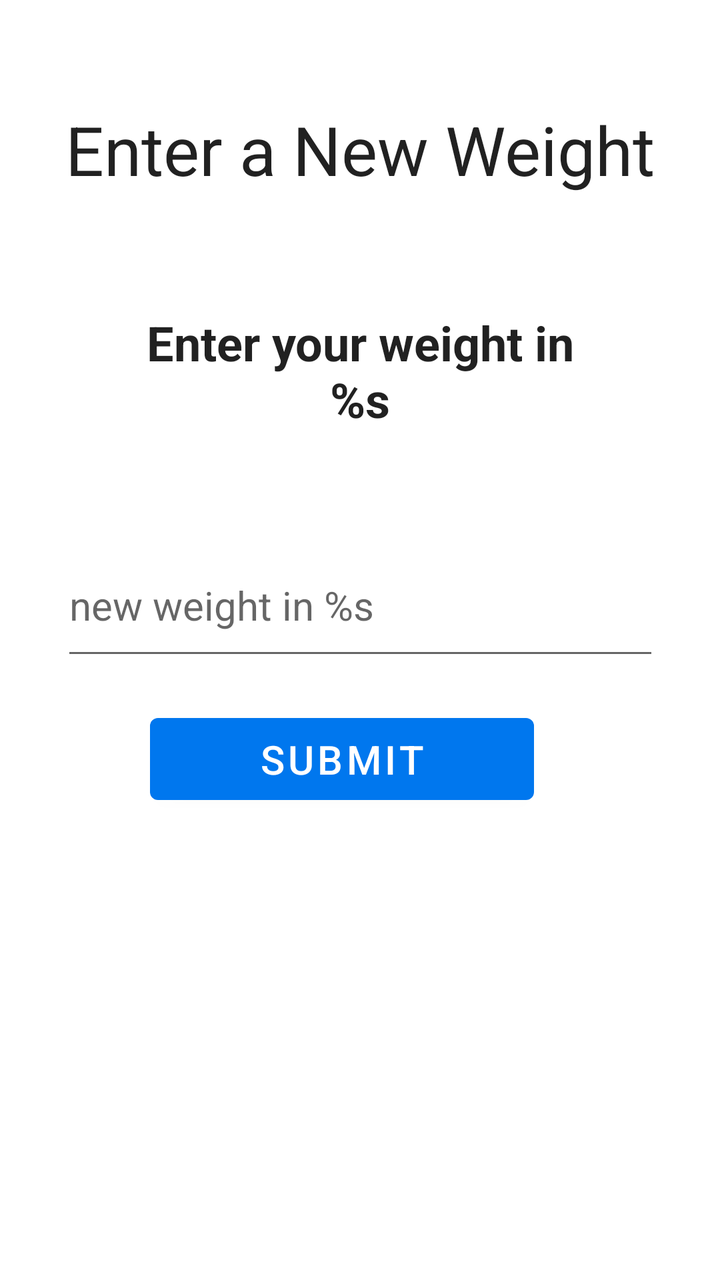
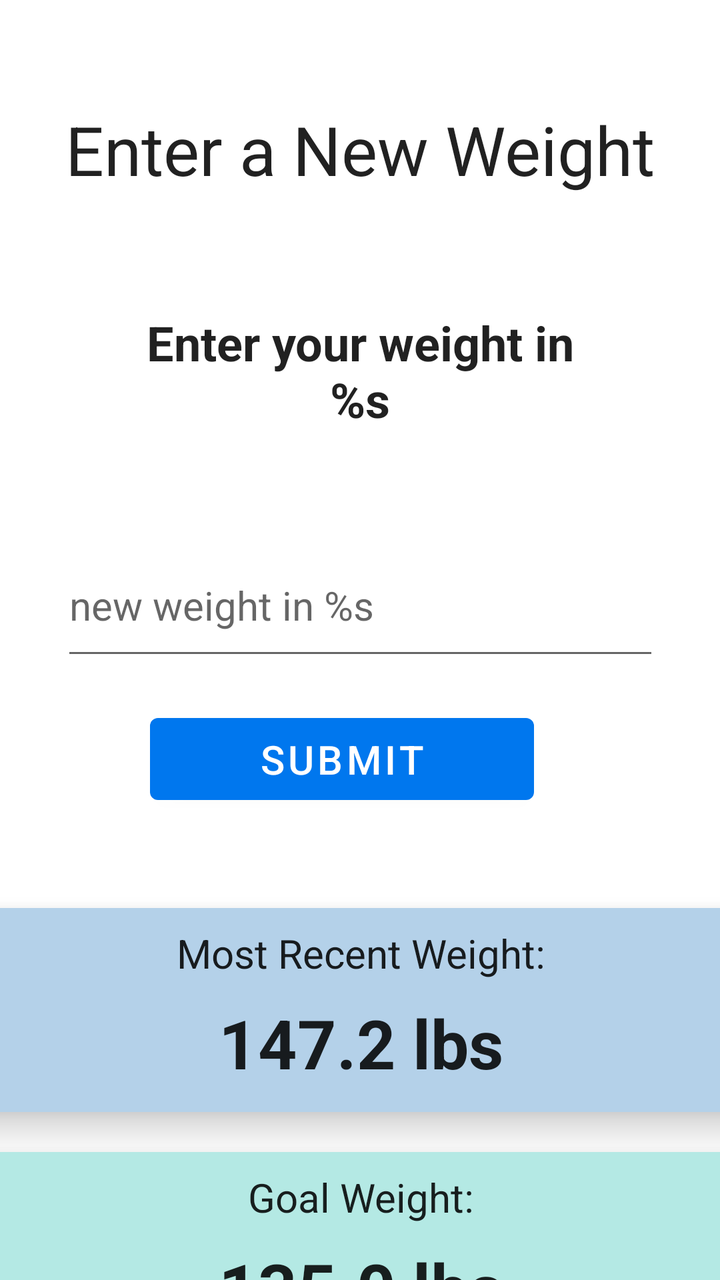

The first picture is an Android layout as it rendered before a commit; the second is the same layout after the commit. The layout source and the unified diff follow.
<!-- AndroidManifest.xml: application theme Theme.Turco_Michael_Weight_Tracking -->
<!-- res/layout/fragment_new_weight.xml -->
<?xml version="1.0" encoding="utf-8"?>
<androidx.constraintlayout.widget.ConstraintLayout xmlns:android="http://schemas.android.com/apk/res/android"
    xmlns:app="http://schemas.android.com/apk/res-auto"
    xmlns:tools="http://schemas.android.com/tools"
    android:layout_width="match_parent"
    android:layout_height="match_parent"
    tools:context=".ui.new_weight.NewWeightFragment">

    <TextView
        android:id="@+id/title_new_weight"
        android:layout_width="347dp"
        android:layout_height="45dp"
        android:layout_marginStart="32dp"
        android:layout_marginTop="52dp"
        android:layout_marginEnd="32dp"
        android:gravity="center"
        android:text="@string/enter_new_weight"
        android:textAppearance="@style/TextAppearance.AppCompat.Large"
        android:textSize="34sp"
        app:layout_constraintEnd_toEndOf="parent"
        app:layout_constraintStart_toStartOf="parent"
        app:layout_constraintTop_toTopOf="parent" />

    <TextView
        android:id="@+id/description_new_weight"
        android:layout_width="284dp"
        android:layout_height="83dp"
        android:layout_marginStart="32dp"
        android:layout_marginTop="144dp"
        android:layout_marginEnd="32dp"
        android:gravity="center"
        android:text="@string/new_weight_description"
        android:textAppearance="@style/TextAppearance.AppCompat.Large"
        android:textSize="24sp"
        android:textStyle="bold"
        app:layout_constraintEnd_toEndOf="parent"
        app:layout_constraintHorizontal_bias="0.492"
        app:layout_constraintStart_toStartOf="parent"
        app:layout_constraintTop_toTopOf="parent" />

    <EditText
        android:id="@+id/new_weight_field"
        android:layout_width="299dp"
        android:layout_height="68dp"
        android:layout_marginStart="56dp"
        android:layout_marginTop="40dp"
        android:layout_marginEnd="56dp"
        android:autofillHints="newWeight"
        android:ems="10"
        android:hint="@string/new_weight_hint"
        android:inputType="number|numberDecimal"
        android:textSize="20sp"
        app:layout_constraintEnd_toEndOf="parent"
        app:layout_constraintStart_toStartOf="parent"
        app:layout_constraintTop_toBottomOf="@+id/description_new_weight" />

    <Button
        android:id="@+id/new_weight_submit"
        android:layout_width="192dp"
        android:layout_height="53dp"
        android:layout_marginStart="151dp"
        android:layout_marginTop="18dp"
        android:layout_marginEnd="169dp"
        android:text="@string/new_weight_submit"
        android:textSize="20sp"
        app:layout_constraintEnd_toEndOf="parent"
        app:layout_constraintStart_toStartOf="parent"
        app:layout_constraintTop_toBottomOf="@+id/new_weight_field" />

    <ProgressBar
        android:id="@+id/loading"
        android:layout_width="wrap_content"
        android:layout_height="wrap_content"
        android:layout_gravity="center"
        android:layout_marginStart="32dp"
        android:layout_marginTop="64dp"
        android:layout_marginEnd="32dp"
        android:layout_marginBottom="64dp"
        android:visibility="gone"
        app:layout_constraintBottom_toBottomOf="parent"
        app:layout_constraintEnd_toEndOf="@+id/new_weight_field"
        app:layout_constraintStart_toStartOf="@+id/description_new_weight"
        app:layout_constraintTop_toTopOf="parent"
        app:layout_constraintVertical_bias="0.3" />
</androidx.constraintlayout.widget.ConstraintLayout>
<!-- resources referenced by this layout -->
<resources>
  <string name="enter_new_weight">Enter a New Weight</string>
  <string name="new_weight_description">Enter your weight in\n%s</string>
  <string name="new_weight_hint">new weight in %s</string>
  <string name="new_weight_submit">Submit</string>
  <style name="Theme.Turco_Michael_Weight_Tracking" parent="Theme.MaterialComponents.DayNight.DarkActionBar">
          
          <item name="colorPrimary">@color/blue_500</item>
          <item name="colorPrimaryVariant">@color/blue_700</item>
          <item name="colorOnPrimary">@color/white</item>
          
          <item name="colorSecondary">@color/teal_200</item>
          <item name="colorSecondaryVariant">@color/teal_700</item>
          <item name="colorOnSecondary">@color/black</item>
          
          <item name="android:statusBarColor">?attr/colorPrimaryVariant</item>
          
      </style>
  <color name="blue_500">#0077EE</color>
  <color name="blue_700">#0042B3</color>
  <color name="white">#FFFFFFFF</color>
  <color name="teal_200">#FF03DAC5</color>
  <color name="teal_700">#FF018786</color>
  <color name="black">#FF000000</color>
</resources>

<!-- the commit's change to res/layout/fragment_new_weight.xml (unified diff, before → after) -->
@@ -82,4 +82,100 @@
         app:layout_constraintStart_toStartOf="@+id/description_new_weight"
         app:layout_constraintTop_toTopOf="parent"
         app:layout_constraintVertical_bias="0.3" />
+
+    <androidx.cardview.widget.CardView
+        android:id="@+id/card_most_recent_weight"
+        android:layout_width="407dp"
+        android:layout_height="102dp"
+        android:layout_marginStart="2dp"
+        android:layout_marginTop="48dp"
+        android:layout_marginEnd="2dp"
+        app:cardBackgroundColor="@color/blue_light"
+        app:cardCornerRadius="10dp"
+        app:cardElevation="10dp"
+        app:layout_constraintEnd_toEndOf="parent"
+        app:layout_constraintStart_toStartOf="parent"
+        app:layout_constraintTop_toBottomOf="@+id/new_weight_submit">
+
+        <androidx.constraintlayout.widget.ConstraintLayout
+            android:layout_width="match_parent"
+            android:layout_height="match_parent">
+
+            <TextView
+                android:id="@+id/title_most_recent_weight"
+                android:layout_width="match_parent"
+                android:layout_height="45dp"
+                android:gravity="center"
+                android:text="@string/home_most_recent_weight"
+                android:textAppearance="@style/TextAppearance.AppCompat.Large"
+                android:textSize="20sp"
+                app:layout_constraintEnd_toEndOf="parent"
+                app:layout_constraintStart_toStartOf="parent"
+                app:layout_constraintTop_toTopOf="parent" />
+
+            <TextView
+                android:id="@+id/most_recent_weight"
+                android:layout_width="267dp"
+                android:layout_height="48dp"
+                android:layout_marginBottom="12dp"
+                android:gravity="bottom|center"
+                android:text="147.2 lbs"
+                android:textAppearance="@style/TextAppearance.AppCompat.Large"
+                android:textSize="34sp"
+                android:textStyle="bold"
+                app:layout_constraintBottom_toBottomOf="parent"
+                app:layout_constraintEnd_toEndOf="parent"
+                app:layout_constraintStart_toStartOf="parent" />
+
+        </androidx.constraintlayout.widget.ConstraintLayout>
+
+    </androidx.cardview.widget.CardView>
+
+    <androidx.cardview.widget.CardView
+        android:id="@+id/card_goal_weight"
+        android:layout_width="407dp"
+        android:layout_height="102dp"
+        android:layout_marginStart="2dp"
+        android:layout_marginTop="20dp"
+        android:layout_marginEnd="2dp"
+        app:cardBackgroundColor="@color/teal_light"
+        app:cardCornerRadius="10dp"
+        app:cardElevation="10dp"
+        app:layout_constraintEnd_toEndOf="parent"
+        app:layout_constraintStart_toStartOf="parent"
+        app:layout_constraintTop_toBottomOf="@+id/card_most_recent_weight">
+
+        <androidx.constraintlayout.widget.ConstraintLayout
+            android:layout_width="match_parent"
+            android:layout_height="match_parent">
+
+            <TextView
+                android:id="@+id/title_goal_weight"
+                android:layout_width="match_parent"
+                android:layout_height="45dp"
+                android:gravity="center"
+                android:text="@string/home_goal_weight"
+                android:textAppearance="@style/TextAppearance.AppCompat.Large"
+                android:textSize="20sp"
+                app:layout_constraintEnd_toEndOf="parent"
+                app:layout_constraintStart_toStartOf="parent"
+                app:layout_constraintTop_toTopOf="parent" />
+
+            <TextView
+                android:id="@+id/goal_weight"
+                android:layout_width="267dp"
+                android:layout_height="48dp"
+                android:layout_marginBottom="12dp"
+                android:gravity="bottom|center"
+                android:text="135.0 lbs"
+                android:textAppearance="@style/TextAppearance.AppCompat.Large"
+                android:textSize="34sp"
+                android:textStyle="bold"
+                app:layout_constraintBottom_toBottomOf="parent"
+                app:layout_constraintEnd_toEndOf="parent"
+                app:layout_constraintStart_toStartOf="parent" />
+
+        </androidx.constraintlayout.widget.ConstraintLayout>
+
+    </androidx.cardview.widget.CardView>
 </androidx.constraintlayout.widget.ConstraintLayout>
<!-- resource entries referenced after the edit -->
@@ -1,6 +1,10 @@
 <!-- resources referenced by this layout -->
 <resources>
+  <color name="blue_light">#B4D1E9</color>
+  <color name="teal_light">#B4E9E4</color>
   <string name="enter_new_weight">Enter a New Weight</string>
+  <string name="home_goal_weight">Goal Weight:</string>
+  <string name="home_most_recent_weight">Most Recent Weight:</string>
   <string name="new_weight_description">Enter your weight in\n%s</string>
   <string name="new_weight_hint">new weight in %s</string>
   <string name="new_weight_submit">Submit</string>
